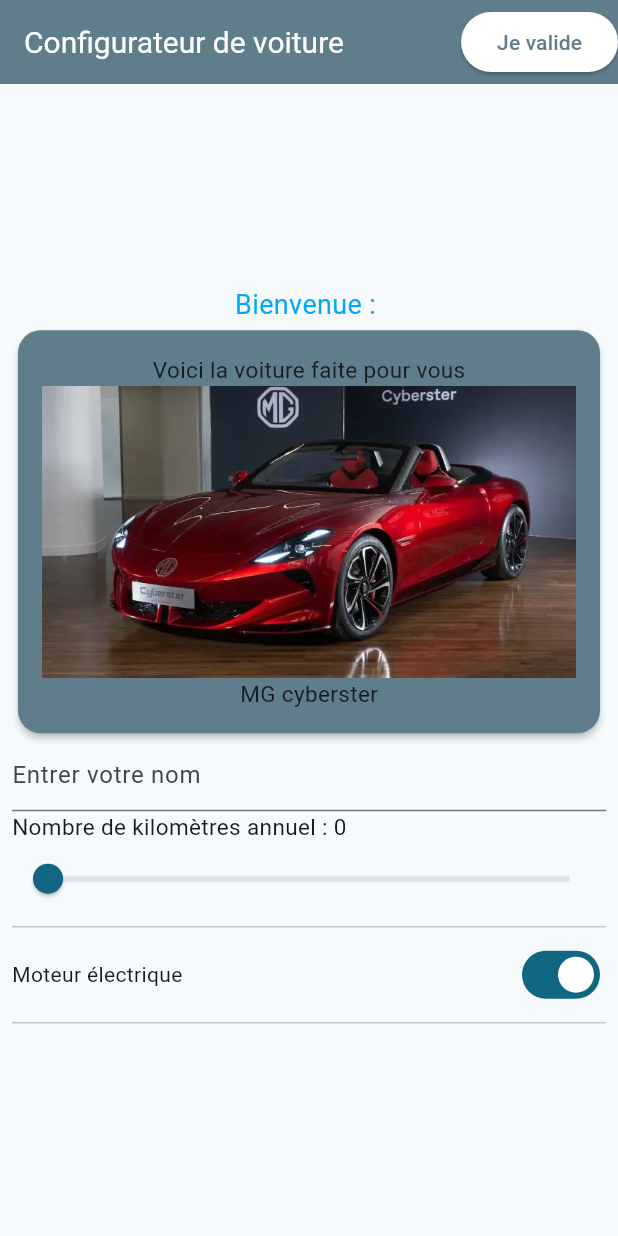
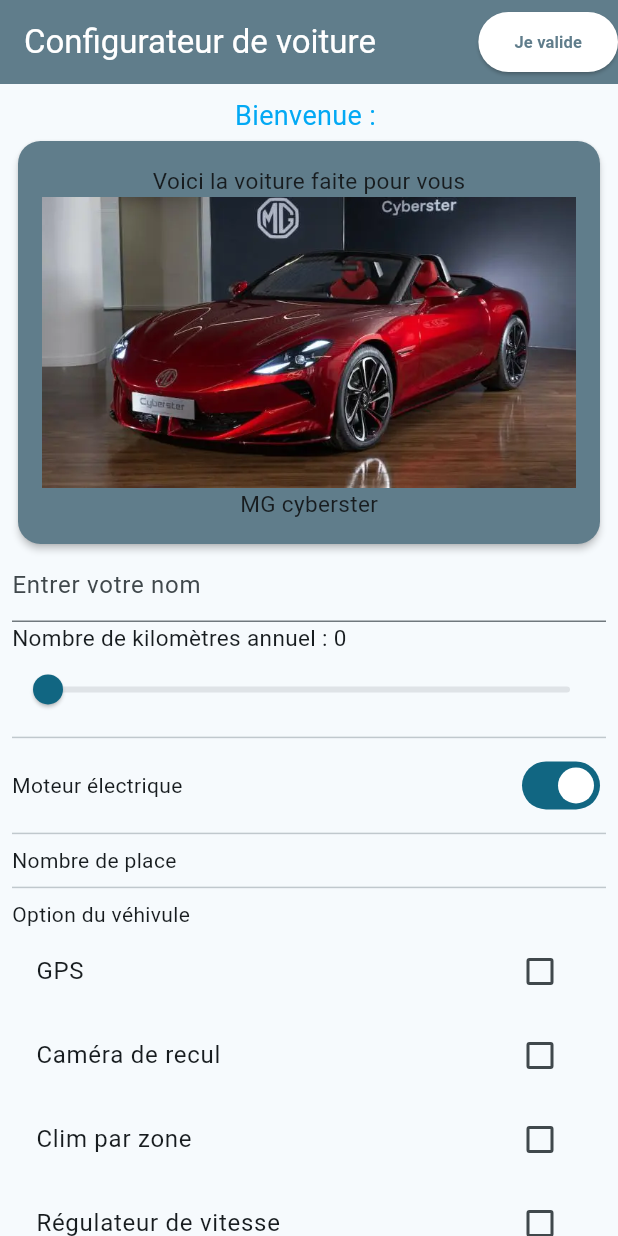
Before and after one commit to KifK2f/config_voiture_app_flutter, a Flutter app: the screen it shows after launch, on a phone screen of 412 x 824 dp. Run offline on Flutter 3.47's test engine with Material 3 defaults, Android fonts, the phone set to English and light mode, and no system bars.

Commit message:
Checkbox pour les options Ok

```diff
--- a/lib/home_page.dart
+++ b/lib/home_page.dart
@@ -37,6 +37,17 @@
     super.dispose();
   }
 
+  final Map<String, bool> _options = {
+    "GPS": false,
+    "Caméra de recul": false,
+    "Clim par zone": false,
+    "Régulateur de vitesse": false,
+    "Toit ouvrant": false,
+    "Siège chauffant": false,
+    "Roue de secours": false,
+    "Jantes alu": false
+  };
+
   @override
   Widget build(BuildContext context){
     return Scaffold(
@@ -44,7 +55,6 @@
         title: Text(
             widget.title,
             style: TextStyle(
-              fontSize: 20,
               color: Colors.white
             ),
         ),
@@ -60,6 +70,8 @@
                   "Je valide",
                 style: TextStyle(
                   color: Colors.blueGrey,
+                  fontSize: 11,
+                  fontWeight: FontWeight.bold
                 ),
               ))
         ],
@@ -167,6 +179,35 @@
 
               Divider(),
 
+              // Un Radio pour le nombre de places
+              Row(
+                children: [
+                  Text("Nombre de place "),
+                ],
+              ),
+
+              Divider(),
+              // Un Checkbox pour les options
+              Container(
+                alignment: Alignment.centerLeft,
+                child: Text("Option du véhivule"),
+              ),
+              Column(
+                mainAxisAlignment: MainAxisAlignment.spaceEvenly,
+                children: _options.keys.map((key){
+                  return CheckboxListTile(
+                    title: Text(key),
+                    value: _options[key],
+                    onChanged: (b){
+                      setState(() {
+                        _options[key] = b ?? false;
+                      });
+                    },
+                  );
+                }).toList(),
+              )
+
+
             ],
           ),
         ),
```
